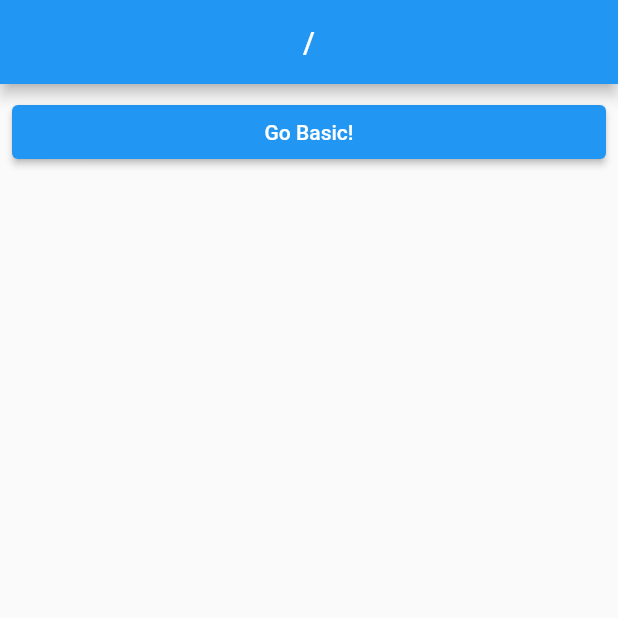
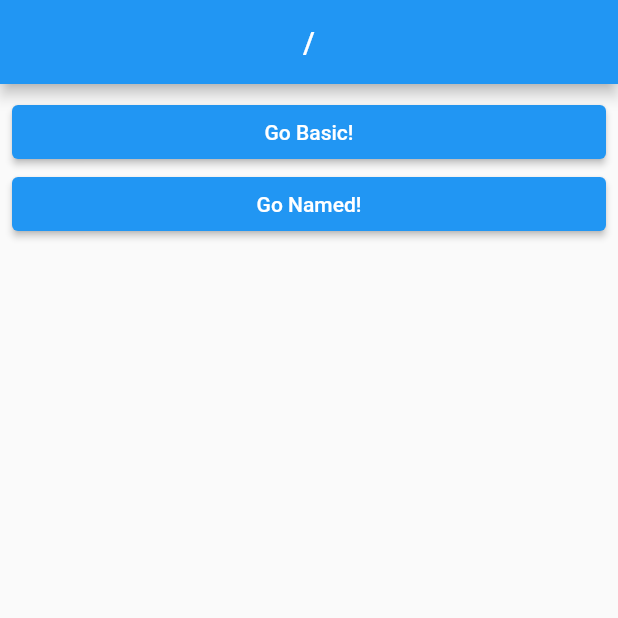
Before and after one commit to DongWooKim97/go_router_practice, a Flutter app: the screen it shows after launch, on a phone screen of 412 x 824 dp, the top half of it. Run offline on Flutter 3.47's test engine with Material 2 defaults, Android fonts, the phone set to English and light mode, and no system bars; our stand-ins replace go_router.

Commit message:
GoNamed함수 사용해보기

```diff
--- a/lib/router/router.dart
+++ b/lib/router/router.dart
@@ -1,5 +1,6 @@
 import 'package:go_router/go_router.dart';
 import 'package:go_router_practice/screen/1_basic_screen.dart';
+import 'package:go_router_practice/screen/2_named_screen.dart';
 import 'package:go_router_practice/screen/route_screen.dart';
 
 //GoRouter 선언 , routes => 리스트를 넣자
@@ -20,6 +21,13 @@ final router = GoRouter(
             return BasicScreen();
           },
         ),
+        GoRoute(
+          path: 'named',
+          name: 'named_screen',
+          builder: (context, builder) {
+            return NamedScreen();
+          }, // name 파라미터를 이용해서 라우터를 이동할 수 있다 .url이 길어졌을 때 (= url을 찾기 힘들어졌을때!)유용!
+        ),
       ],
     ),
   ],
@@ -27,3 +35,4 @@ final router = GoRouter(
 
 // / -> home
 // /basic -> basic screen
+// /named
--- a/lib/screen/route_screen.dart
+++ b/lib/screen/route_screen.dart
@@ -16,6 +16,12 @@ class RootScreen extends StatelessWidget {
             },
             child: Text('Go Basic!'),
           ),
+          ElevatedButton(
+            onPressed: () {
+              context.goNamed('named_screen');
+            },
+            child: Text('Go Named!'),
+          ),
         ],
       ),
     );
```
Also changed, not shown: lib/screen/2_named_screen.dart (added, +15 -0 lines).
